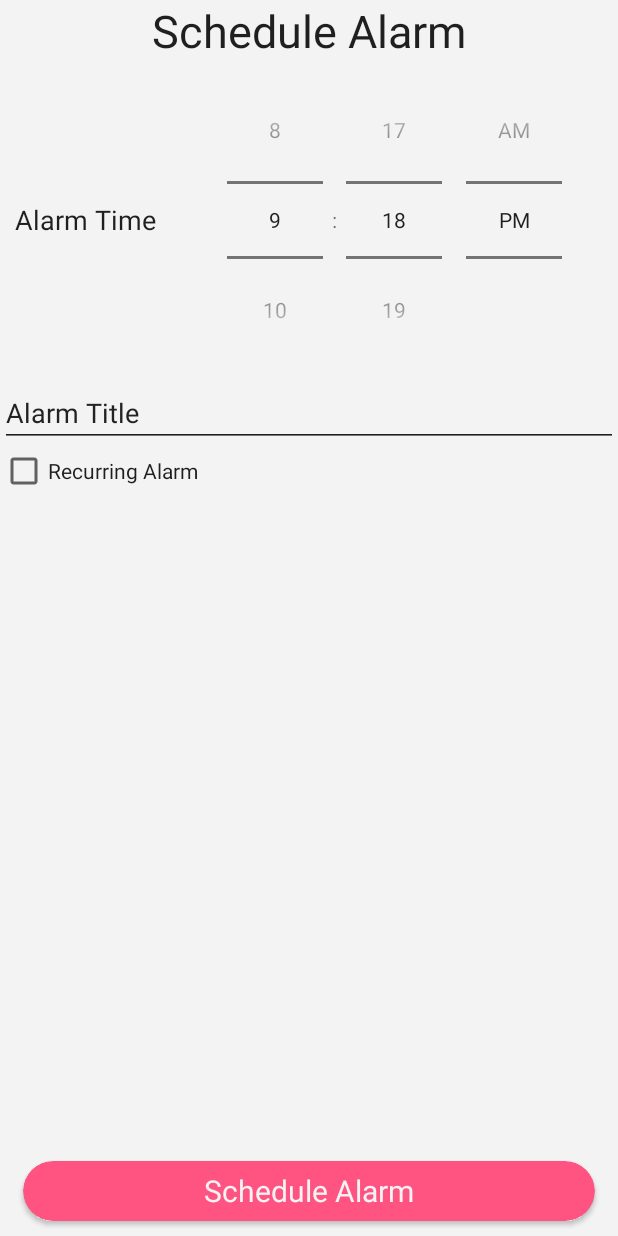
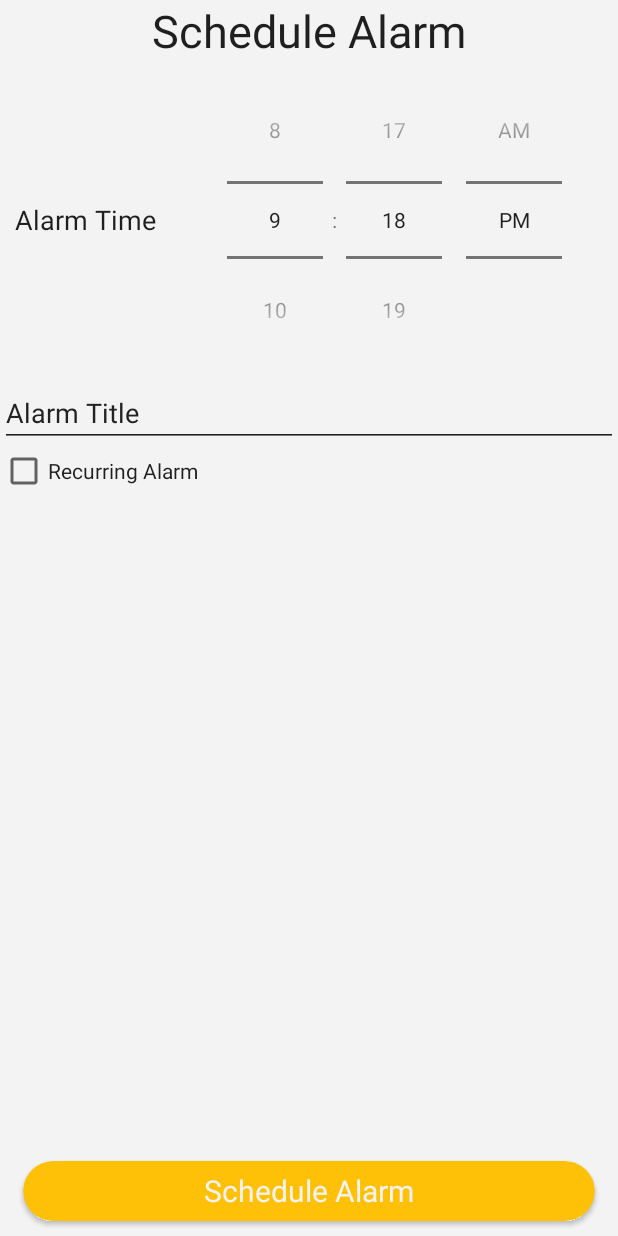
Before and after one commit to YuzuMin/HololiveEN-GEN1-Watson-Amelia-Noises, an Android app: the CreateAlarmFragment screen opened through its navigation route, on a phone screen of 412 x 824 dp. Run offline under Robolectric (Android 15) with nearby library versions, the light colour scheme and no system bars; our stand-ins replace ButterKnife, Room's generated code.

Commit message:
Update colors.xml

```diff
--- a/Stable/AmeliaNoises/app/src/main/res/values/colors.xml
+++ b/Stable/AmeliaNoises/app/src/main/res/values/colors.xml
@@ -15,6 +15,6 @@
     <color name="darkblvck">#121212</color>
     <color name="porcelain">#F3F3F3</color>
     <color name="darkporcelain">#ACACAC</color>
-    <color name="button">#FF5382</color>
+    <color name="button">#FFC107</color>
     <color name="clearbutton">#A9FF5382</color>
 </resources>
```
